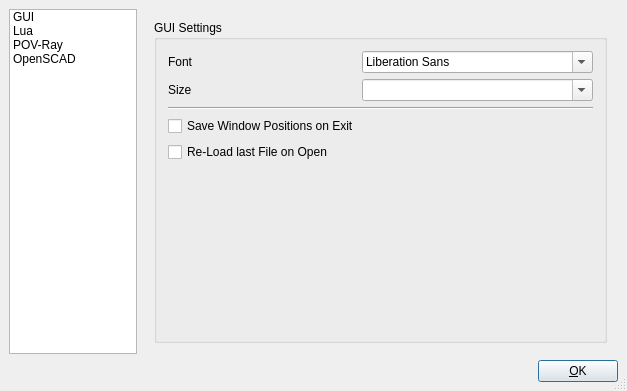
This is src/prefs.ui in bullet-physics-playground/bpp as Qt 5 draws it before an edit. The edited form follows.
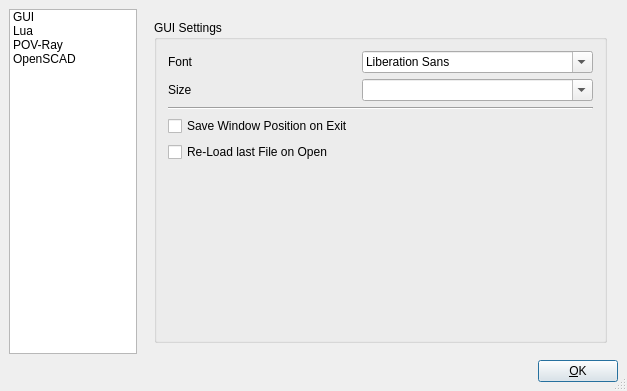
This is the edited form. The open tabs and pages were chosen to show the change. Icons and pictures are not drawn.

Commit message: Fix window state restore and lastfileOpen.

Patch:
```diff
--- a/src/prefs.ui
+++ b/src/prefs.ui
@@ -207,7 +207,7 @@
             <item>
              <widget class="QCheckBox" name="checkWindowSave">
               <property name="text">
-               <string>Save Window Positions on Exit</string>
+               <string>Save Window Position on Exit</string>
               </property>
              </widget>
             </item>
```
Left out of the diff: 8 changed lines with no effect on the pictures. The commit also changes 4 other files.
